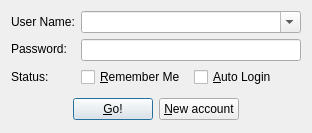
WeCase/WeCase, file res/ui/LoginWindow.ui: the form before one commit.
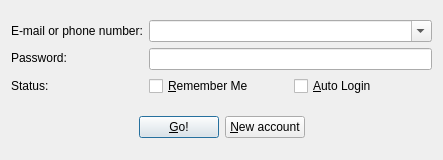
The form after the commit. Icons and pictures are not drawn.

Patch:
```diff
--- a/res/ui/LoginWindow.ui
+++ b/res/ui/LoginWindow.ui
@@ -9,8 +9,8 @@
    <rect>
     <x>0</x>
     <y>0</y>
-    <width>312</width>
-    <height>133</height>
+    <width>443</width>
+    <height>160</height>
    </rect>
   </property>
   <property name="sizePolicy">
@@ -27,8 +27,8 @@
   </property>
   <property name="maximumSize">
    <size>
-    <width>312</width>
-    <height>133</height>
+    <width>443</width>
+    <height>160</height>
    </size>
   </property>
   <property name="windowTitle">
@@ -48,7 +48,7 @@
          <item>
           <widget class="QLabel" name="label_username">
            <property name="text">
-            <string>User Name:</string>
+            <string>E-mail or phone number:</string>
            </property>
            <property name="buddy">
             <cstring>cmb_Users</cstring>
@@ -57,6 +57,12 @@
          </item>
          <item>
           <widget class="QLabel" name="label_passwd">
+           <property name="maximumSize">
+            <size>
+             <width>500</width>
+             <height>500</height>
+            </size>
+           </property>
            <property name="text">
             <string>Password:</string>
            </property>
```
